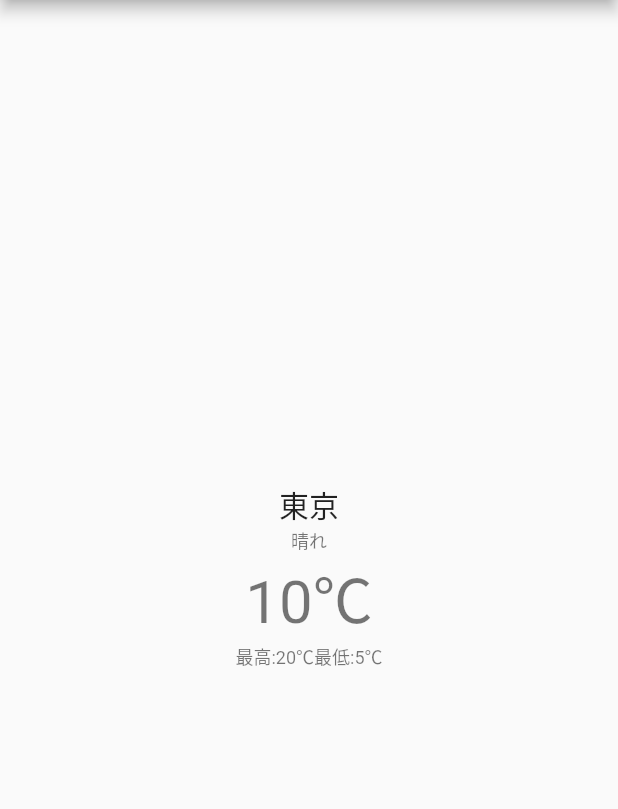
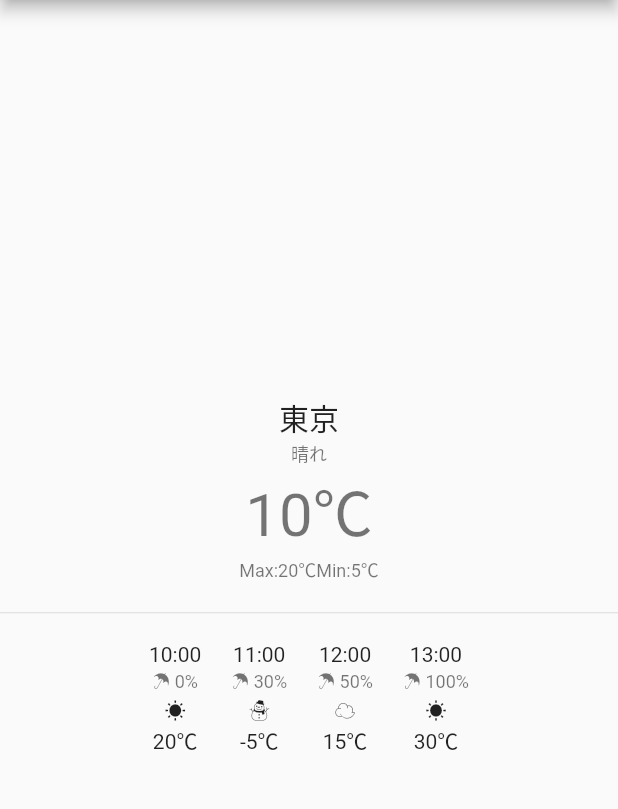
Before and after one commit to tanitanin/FlutterWeatherApp, a Flutter app: the screen it shows after launch, on a phone screen of 412 x 824 dp, the part 84-893 px from its top. Run offline on Flutter 3.47's test engine with Material 2 defaults, Android fonts, the phone set to English and light mode, and no system bars.

Commit message:
Display hourly weather information at Home page

```diff
--- a/lib/models/weather.dart
+++ b/lib/models/weather.dart
@@ -10,7 +10,7 @@ class Weather {
   String? location;
   double? longitude;
   double? latitude;
-  String? iconPath;
+  String? icon;
   DateTime? time;
   int? rainyPercent;
 
@@ -18,6 +18,6 @@ class Weather {
   Weather({
     this.temperature, this.temperatureMax, this.temperatureMin, this.description,
     this.location, this.longitude, this.latitude,
-    this.iconPath, this.time, this.rainyPercent,
+    this.icon, this.time, this.rainyPercent,
   });
 }
--- a/lib/views/home.dart
+++ b/lib/views/home.dart
@@ -1,4 +1,5 @@
 import 'package:flutter/material.dart';
+import 'package:intl/intl.dart';
 import 'package:weatherapp/models/weather.dart';
 
 class MyHomePage extends StatefulWidget {
@@ -18,6 +19,36 @@ class _MyHomePageState extends State<MyHomePage> {
     temperatureMin: 5,
     location: '東京',
   );
+  List<Weather> hourlyWeather = [
+    Weather(
+      temperature: 20,
+      description: '晴れ',
+      icon: '☀',
+      rainyPercent: 0,
+      time: DateTime(2023, 1, 2, 10),
+    ),
+    Weather(
+      temperature: -5,
+      description: '雪',
+      icon: '☃',
+      rainyPercent: 30,
+      time: DateTime(2023, 1, 2, 11),
+    ),
+    Weather(
+      temperature: 15,
+      description: 'くもり',
+      icon: '☁',
+      rainyPercent: 50,
+      time: DateTime(2023, 1, 2, 12),
+    ),
+    Weather(
+      temperature: 30,
+      description: '晴れ',
+      icon: '☀',
+      rainyPercent: 100,
+      time: DateTime(2023, 1, 2, 13),
+    ),
+  ];
 
   @override
   Widget build(BuildContext context) {
@@ -29,12 +60,14 @@ class _MyHomePageState extends State<MyHomePage> {
         child: Column(
           mainAxisAlignment: MainAxisAlignment.center,
           children: <Widget>[
-            // todo show current weather
             // todo show hourly weather forecast
             // todo show daily weather forecast
+            // todo show current weather from API
+            // todo show hourly weather forecast from API
+            // todo show daily weather forecast from API
             SafeArea(
               child: Column(
-                  children: [
+                children:[
                   Text(
                     '${currentWeather.location}',
                     style: Theme.of(context).textTheme.titleLarge,
@@ -51,15 +84,46 @@ class _MyHomePageState extends State<MyHomePage> {
                     mainAxisAlignment: MainAxisAlignment.center,
                     children: [
                       Text(
-                          '最高:${currentWeather.temperatureMax}℃',
+                        'Max:${currentWeather.temperatureMax}℃',
                         style: Theme.of(context).textTheme.bodySmall,
                       ),
                       Text(
-                          '最低:${currentWeather.temperatureMin}℃',
+                        'Min:${currentWeather.temperatureMin}℃',
                         style: Theme.of(context).textTheme.bodySmall,
                       ),
                     ],
+                  ),
+                  SizedBox(height: 20),
+                  Divider(height: 0),
+                  SizedBox(height: 20),
+                  Row(
+                    mainAxisAlignment: MainAxisAlignment.center,
+                    children: hourlyWeather.map((w) =>
+                      Padding(
+                        padding: EdgeInsets.symmetric(horizontal: 10.0),
+                        child: Column(
+                          children: [
+                            Text(
+                              '${DateFormat('HH:mm').format(w.time ?? DateTime(0))}',
+                              style: Theme.of(context).textTheme.bodyMedium,
+                            ),
+                            Text(
+                              '☂ ${w.rainyPercent}%',
+                              style: Theme.of(context).textTheme.bodySmall,
+                            ),
+                            Text(
+                              '${w.icon ?? '☀'}',
+                              style: Theme.of(context).textTheme.bodyMedium,
+                            ),
+                            Text(
+                              '${w.temperature}℃',
+                              style: Theme.of(context).textTheme.bodyMedium,
+                            ),
+                          ],
                         )
+                      )
+                    ).toList(),
+                  ),
                 ],
               )
             )
--- a/pubspec.yaml
+++ b/pubspec.yaml
@@ -35,6 +35,7 @@ dependencies:
   # The following adds the Cupertino Icons font to your application.
   # Use with the CupertinoIcons class for iOS style icons.
   cupertino_icons: ^1.0.2
+  intl: ^0.18.0
 
 dev_dependencies:
   flutter_test:
```
Also changed, not shown: pubspec.lock. Lines whose indentation alone changed are shown as unchanged.
